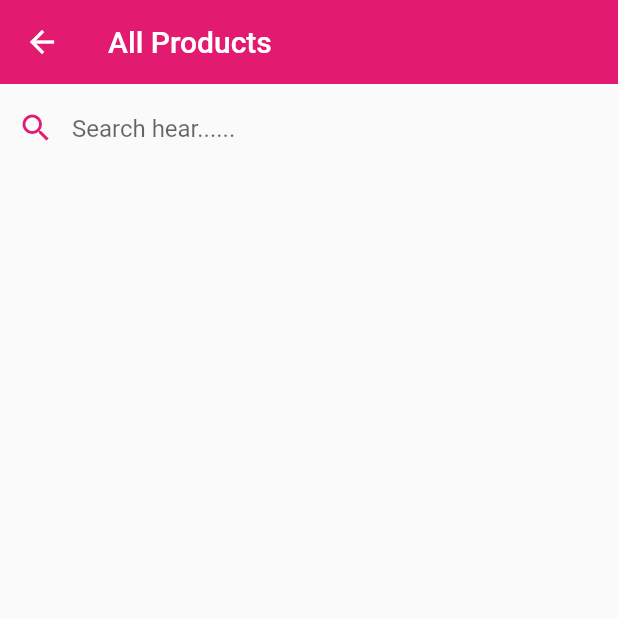
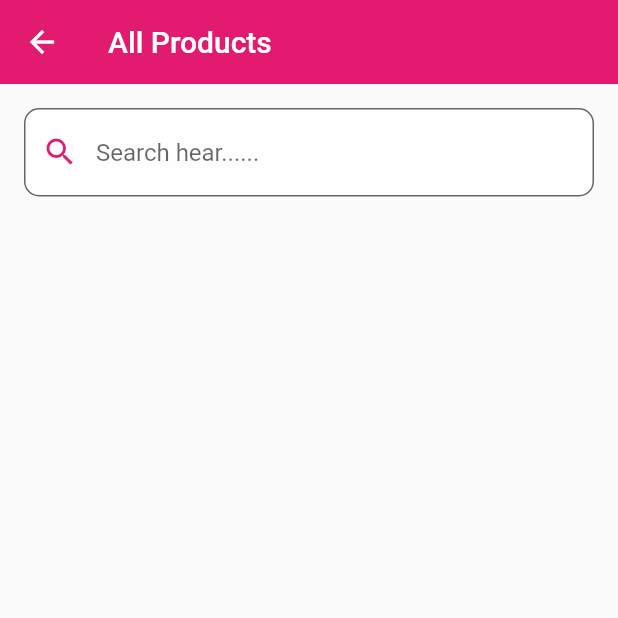
Before and after one commit to arifxpartbd/food-shop-app, a Flutter app: the SeeAllProductScreen screen opened directly, on a phone screen of 412 x 824 dp, the top half of it. Run offline on Flutter 3.47's test engine with Material 2 defaults, Android fonts, the phone set to English and light mode, and no system bars; our stand-ins replace carousel_slider, cloud_firestore, firebase_auth, firebase_core, firebase_storage, get and 1 more; accounts and stored records are empty.

Commit message:
search error fix

```diff
--- a/lib/screens/see_all_product.dart
+++ b/lib/screens/see_all_product.dart
@@ -37,7 +37,9 @@ class _SeeAllProductScreenState extends State<SeeAllProductScreen> {
       appBar: AppBar(
         title: const Text("All Products"),
       ),
-      body: Column(
+      body: Padding(
+        padding: const EdgeInsets.all(16.0),
+        child: Column(
           children: [
           TextFormField(
             onChanged: (query){
@@ -47,10 +49,11 @@ class _SeeAllProductScreenState extends State<SeeAllProductScreen> {
           decoration: const InputDecoration(
             prefixIcon: Icon(Icons.search,color: MyColors.brandColor,),
             hintText: "Search hear......",
-          //filled: true,
-          //fillColor: Colors.white70,
+            filled: true,
+            fillColor: Colors.white70,
             border: OutlineInputBorder(
-            borderSide: BorderSide.none,
+              //borderSide: BorderSide.none
+              borderRadius: BorderRadius.all(Radius.circular(10)),
             ),
           ),
           keyboardType: TextInputType.text,
@@ -173,6 +176,7 @@ class _SeeAllProductScreenState extends State<SeeAllProductScreen> {
             ),
           ],
         ),
+      ),
     );
   }
 }
```
Lines whose indentation alone changed are shown as unchanged.
